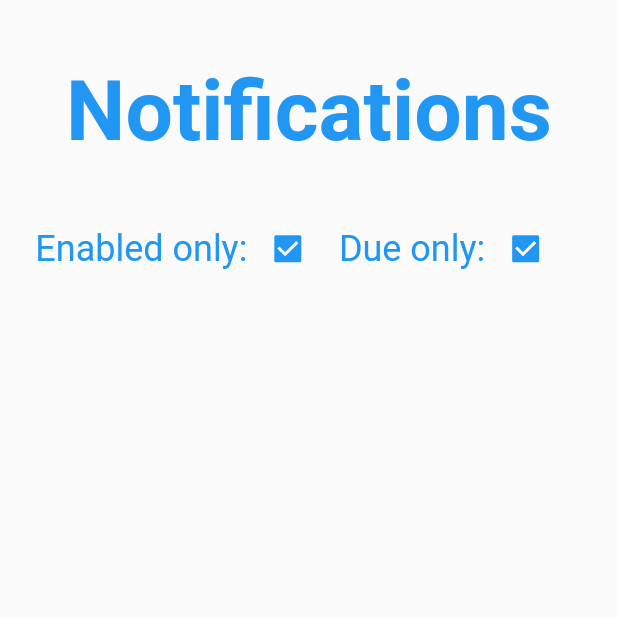
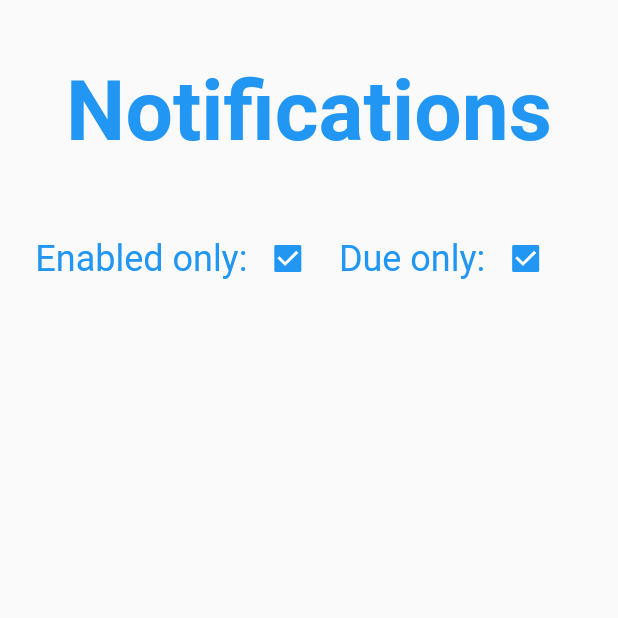
Before and after one commit to ElliotHarding/Rememberer, a Flutter app: the PageUpcomingNotifications screen opened directly, on a phone screen of 412 x 824 dp, the top half of it. Run offline on Flutter 3.47's test engine with Material 2 defaults, Android fonts, the phone set to English and light mode, and no system bars; our stand-ins replace fl_chart, flutter_local_notifications, flutter_native_timezone, hive, rxdart, timezone; accounts and stored records are empty.

Commit message:
wip - progress

```diff
--- a/epilepsy_prevention/lib/page_upcomingNotifications.dart
+++ b/epilepsy_prevention/lib/page_upcomingNotifications.dart
@@ -30,12 +30,12 @@ class PageUpcomingNotificationsState extends State<PageUpcomingNotifications>
 
         Padding(padding: EdgeInsets.all(MediaQuery.of(context).size.width * 0.1), child: Center(child: Text("Notifications", style:Display.titleTextStyle, textAlign: TextAlign.center))),
 
-        Center(child: SizedBox(width: MediaQuery.of(context).size.width * 0.9, height: 35, child: Row(mainAxisAlignment: MainAxisAlignment.center, crossAxisAlignment: CrossAxisAlignment.center, children: [
-          SizedBox(width: MediaQuery.of(context).size.width * 0.45, height: 35, child: Row(mainAxisAlignment: MainAxisAlignment.center, crossAxisAlignment: CrossAxisAlignment.center, children: [
+        Center(child: SizedBox(width: MediaQuery.of(context).size.width * 0.9, child: Row(mainAxisAlignment: MainAxisAlignment.center, crossAxisAlignment: CrossAxisAlignment.center, children: [
+          SizedBox(width: MediaQuery.of(context).size.width * 0.45, child: Row(mainAxisAlignment: MainAxisAlignment.center, crossAxisAlignment: CrossAxisAlignment.center, children: [
             Text("Enabled only: ", style: Display.searchOptionTextStyle, textAlign: TextAlign.center),
             Checkbox(value: m_bEnabledOnly, onChanged: (bool? value) => onEnabledOnlyCheckboxChanged(value)),
           ])),
-          SizedBox(width: MediaQuery.of(context).size.width * 0.45, height: 35, child: Row(mainAxisAlignment: MainAxisAlignment.center, crossAxisAlignment: CrossAxisAlignment.center, children: [
+          SizedBox(width: MediaQuery.of(context).size.width * 0.45, child: Row(mainAxisAlignment: MainAxisAlignment.center, crossAxisAlignment: CrossAxisAlignment.center, children: [
             Text("Due only: ", style: Display.searchOptionTextStyle, textAlign: TextAlign.center),
             Checkbox(value: m_bDueOnly, onChanged: (bool? value) => onDueOnlyCheckboxChanged(value)),
           ])),
```
